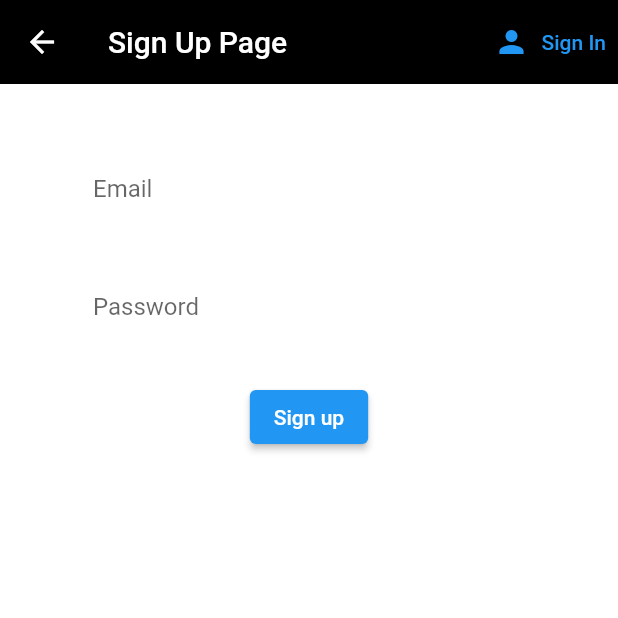
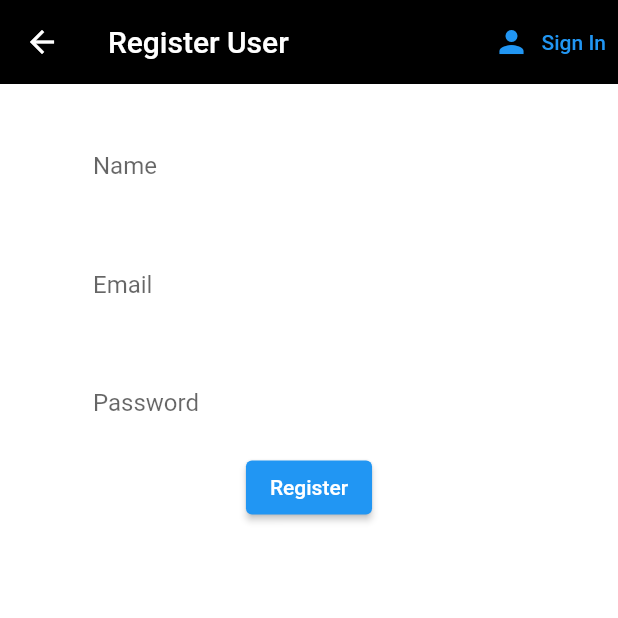
Before and after one commit to ronitdasgupta/covidbookingapp_repo, a Flutter app: the Register screen opened directly with empty values, on a phone screen of 412 x 824 dp, the top half of it. Run offline on Flutter 3.47's test engine with Material 2 defaults, Android fonts, the phone set to English and light mode, and no system bars; our stand-ins replace cloud_firestore, firebase_auth, firebase_core, flutter_spinkit; accounts and stored records are empty.

Commit message:
Modified Register Page

```diff
--- a/lib/screens/authenticate/register.dart
+++ b/lib/screens/authenticate/register.dart
@@ -24,6 +24,8 @@ class _RegisterState extends State<Register> {
   String email = '';
   String password = '';
   String error = '';
+  String name = '';
+  String phoneNumber = '';
   @override
   Widget build(BuildContext context) {
     return loading ? LoadingScreen() : Scaffold(
@@ -31,7 +33,7 @@ class _RegisterState extends State<Register> {
       appBar: AppBar(
         backgroundColor: Colors.black,
         elevation: 0.0,
-        title: Text('Sign Up Page'),
+        title: Text('Register User'),
         actions: <Widget>[
           TextButton.icon(
               icon: Icon(Icons.person),
@@ -43,12 +45,43 @@ class _RegisterState extends State<Register> {
         ],
       ),
       body: Container(
-        padding: EdgeInsets.symmetric(vertical: 20.0, horizontal: 50.0),
+        padding: EdgeInsets.symmetric(vertical: 5.0, horizontal: 50.0),
         child: Form(
           key: _formKey,
           child: Column(
+            //mainAxisAlignment: MainAxisAlignment.end,
             children: <Widget> [
-              SizedBox(height: 20.0),
+              sizedBoxHeight,
+              TextFormField(
+                  decoration: textInputDecoration.copyWith(hintText: 'Name'),
+                  validator: (String? value){
+                    if(value != null && value.isEmpty){
+                      return 'Enter a name';
+                    }
+                    return null;
+                  },
+                  //validator: (val) => val.isEmpty ? 'Enter an email' : null,
+                  onChanged: (val) {
+                    setState(() => name = val);
+                  }
+              ),
+              sizedBoxHeight,
+              /*
+              TextFormField(
+                  decoration: textInputDecoration.copyWith(hintText: 'Phone Number'),
+                  validator: (String? value){
+                    if(value != null && value.length != 10){
+                      return 'Enter a valid phone number';
+                    }
+                    return null;
+                  },
+                  //validator: (val) => val.isEmpty ? 'Enter an email' : null,
+                  onChanged: (val) {
+                    setState(() => phoneNumber = val);
+                  }
+              ),
+               */
+              //sizedBoxHeight,
               TextFormField(
                 decoration: textInputDecoration.copyWith(hintText: 'Email'),
                 validator: (String? value){
@@ -62,7 +95,7 @@ class _RegisterState extends State<Register> {
                     setState(() => email = val);
                   }
               ),
-              SizedBox(height: 20.0),
+              sizedBoxHeight,
               TextFormField(
                   decoration: textInputDecoration.copyWith(hintText: 'Password'),
                   obscureText: true,
@@ -77,10 +110,10 @@ class _RegisterState extends State<Register> {
                     setState(() => password = val);
                   }
               ),
-              SizedBox(height: 20.0),
+              SizedBox(height: 3.0),
               ElevatedButton(
                   child: Text(
-                    'Sign up',
+                    'Register',
                     style: TextStyle(color: Colors.white),
                   ),
                   onPressed: () async {
@@ -97,7 +130,7 @@ class _RegisterState extends State<Register> {
                     }
                   }
               ),
-              SizedBox(height: 12.0),
+              //sizedBoxHeight,
               Text(
                 error,
                 style: TextStyle(color: Colors. red, fontSize: 14.0),
--- a/lib/shared/constants.dart
+++ b/lib/shared/constants.dart
@@ -10,3 +10,5 @@ const textInputDecoration = InputDecoration(
   borderSide: BorderSide(color: Colors.black, width: 2.0)
   ),
   );
+
+const sizedBoxHeight = SizedBox(height: 20.0);
```
